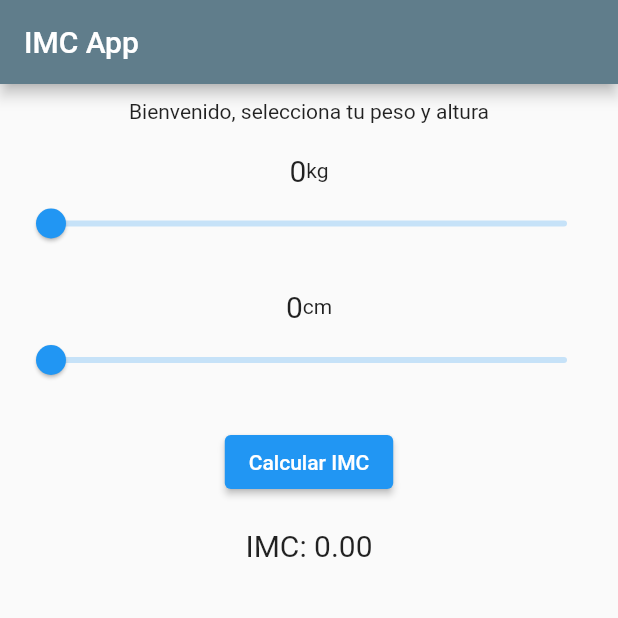
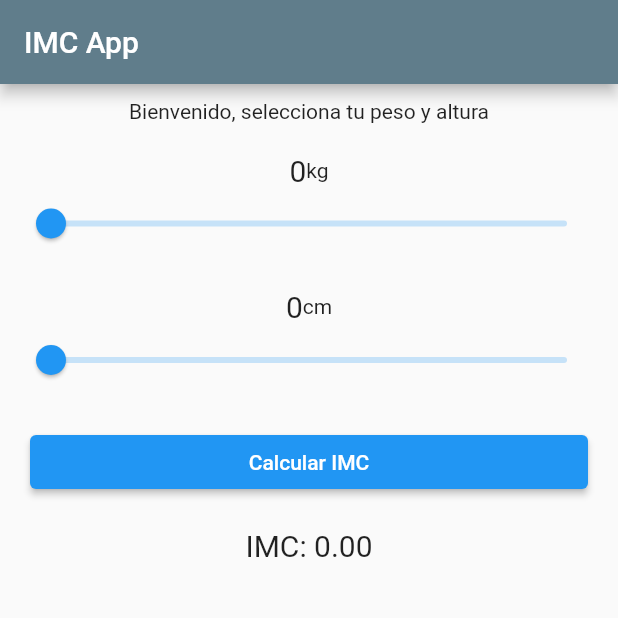
Before and after one commit to Papitax41/pm_examen, a Flutter app: the screen it shows after launch, on a phone screen of 412 x 824 dp, the top half of it. Run offline on Flutter 3.47's test engine with Material 2 defaults, Android fonts, the phone set to English and light mode, and no system bars.

Commit message:
5to commit

```diff
--- a/app_state/lib/test2_page.dart
+++ b/app_state/lib/test2_page.dart
@@ -74,17 +74,26 @@ class _Test2PageState extends State<Test2Page> {
               },
             ),
             SizedBox(height: 20),
-            ElevatedButton(
-              onPressed: () {
-                setState(() {
-                imc = peso / (altura * altura); // Realiza el cálculo del IMC al presionar el botón
-                });
-              },
-              child: Text("Calcular IMC"),
+            Row(
+              children: [
+                Expanded(
+                  child: Padding(
+                    padding: EdgeInsets.symmetric(horizontal: 10.0),
+                    child: ElevatedButton(
+                      onPressed: () {
+                        setState(() {
+                          imc = peso / ((altura / 100) * (altura / 100));
+                        });
+                      },
+                      child: Text("Calcular IMC"),
+                    ),
+                  ),
+                ),
+              ],
             ),
             SizedBox(height: 20),
             Text(
-              "IMC: ${imc.toStringAsFixed(2)}", // Muestra el resultado del IMC
+              "IMC: ${imc.toStringAsFixed(2)}",
               style: TextStyle(fontSize: 20),
             ),
           ],
```
